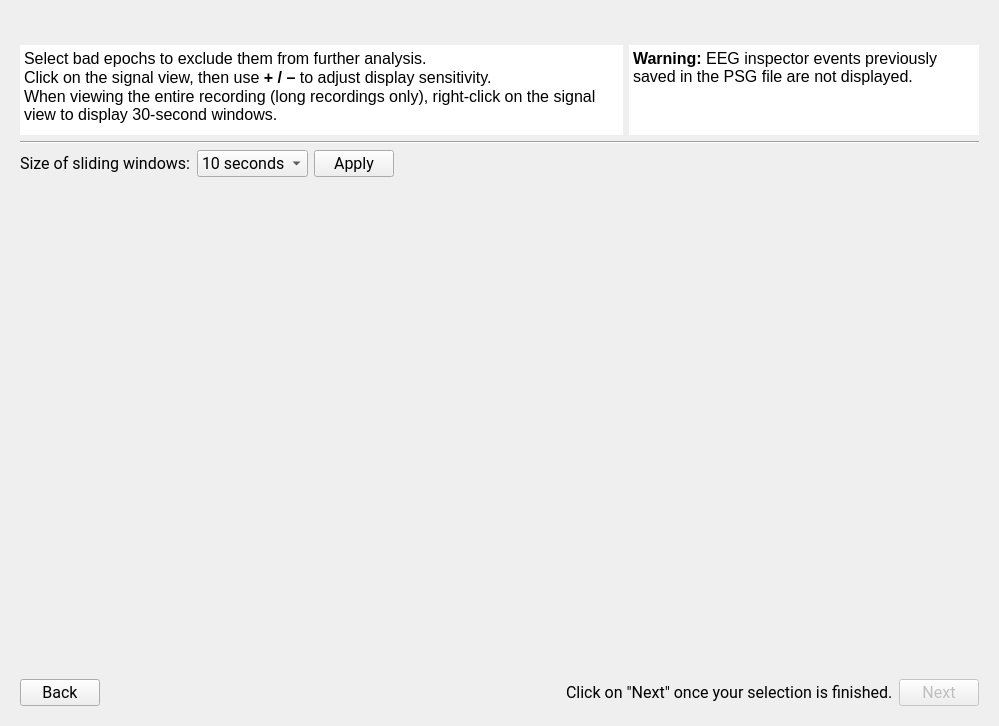
First picture: the form in apps/CEAMSApps/EEGInspector/ui/Ui_EEGInspectorView.ui, repository SnoozToolbox/snooz-package-ceams, before the edit.
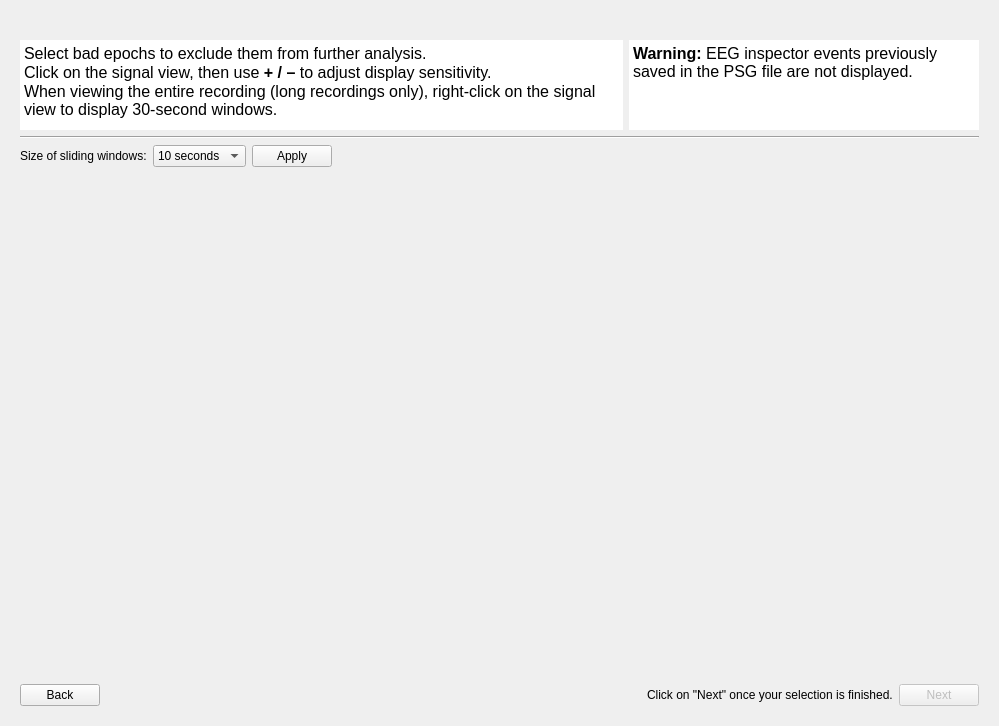
Second picture: the form after the edit. The open tabs and pages were chosen to show the change.

Commit message: Font step 4: forms without fonts of their own, look kept

What changed in the file:
```diff
--- a/apps/CEAMSApps/EEGInspector/ui/Ui_EEGInspectorView.ui
+++ b/apps/CEAMSApps/EEGInspector/ui/Ui_EEGInspectorView.ui
@@ -13,16 +13,11 @@
   <property name="windowTitle">
    <string>Form</string>
   </property>
-  <property name="styleSheet">
-   <string notr="true">font: 12pt &quot;Roboto&quot;;</string>
-  </property>
   <layout class="QVBoxLayout" name="verticalLayout_3">
    <item>
     <widget class="QLabel" name="file_name_label1">
      <property name="font">
       <font>
-       <family>Roboto</family>
-       <pointsize>12</pointsize>
        <italic>false</italic>
        <bold>false</bold>
       </font>
@@ -430,7 +425,7 @@
 hr { height: 1px; border-width: 0; }
 li.unchecked::marker { content: &quot;\2610&quot;; }
 li.checked::marker { content: &quot;\2612&quot;; }
-&lt;/style&gt;&lt;/head&gt;&lt;body style=&quot; font-family:'Roboto'; font-size:12pt; font-weight:400; font-style:normal;&quot;&gt;
+&lt;/style&gt;&lt;/head&gt;&lt;body style=&quot; font-size:12pt; font-weight:400; font-style:normal;&quot;&gt;
 &lt;p style=&quot; margin-top:0px; margin-bottom:0px; margin-left:0px; margin-right:0px; -qt-block-indent:0; text-indent:0px;&quot;&gt;Select bad epochs to exclude them from further analysis.&lt;/p&gt;
 &lt;p style=&quot; margin-top:0px; margin-bottom:0px; margin-left:0px; margin-right:0px; -qt-block-indent:0; text-indent:0px;&quot;&gt;Click on the signal view, then use &lt;span style=&quot; font-weight:700;&quot;&gt;+ / –&lt;/span&gt; to adjust display sensitivity.&lt;/p&gt;
 &lt;p style=&quot; margin-top:0px; margin-bottom:0px; margin-left:0px; margin-right:0px; -qt-block-indent:0; text-indent:0px;&quot;&gt;When viewing the entire recording (long recordings only), right-click on the signal view to display 30-second windows.&lt;/p&gt;&lt;/body&gt;&lt;/html&gt;</string>
@@ -464,7 +459,7 @@
 hr { height: 1px; border-width: 0; }
 li.unchecked::marker { content: &quot;\2610&quot;; }
 li.checked::marker { content: &quot;\2612&quot;; }
-&lt;/style&gt;&lt;/head&gt;&lt;body style=&quot; font-family:'Roboto'; font-size:12pt; font-weight:400; font-style:normal;&quot;&gt;
+&lt;/style&gt;&lt;/head&gt;&lt;body style=&quot; font-size:12pt; font-weight:400; font-style:normal;&quot;&gt;
 &lt;p style=&quot; margin-top:0px; margin-bottom:0px; margin-left:0px; margin-right:0px; -qt-block-indent:0; text-indent:0px;&quot;&gt;&lt;span style=&quot; font-weight:700;&quot;&gt;Warning:&lt;/span&gt; EEG inspector events previously saved in the PSG file are not displayed.&lt;/p&gt;&lt;/body&gt;&lt;/html&gt;</string>
            </property>
           </widget>
@@ -484,8 +479,6 @@
           <widget class="QLabel" name="desc_label32">
            <property name="font">
             <font>
-             <family>Roboto</family>
-             <pointsize>12</pointsize>
              <italic>false</italic>
              <bold>false</bold>
             </font>
@@ -499,8 +492,6 @@
           <widget class="QComboBox" name="Epoch_len_comboBox">
            <property name="font">
             <font>
-             <family>Roboto</family>
-             <pointsize>12</pointsize>
              <italic>false</italic>
              <bold>false</bold>
             </font>
@@ -521,8 +512,6 @@
           <widget class="QPushButton" name="ApplyButton">
            <property name="font">
             <font>
-             <family>Roboto</family>
-             <pointsize>12</pointsize>
              <italic>false</italic>
              <bold>false</bold>
             </font>
@@ -585,8 +574,6 @@
           <widget class="QPushButton" name="BackButton3">
            <property name="font">
             <font>
-             <family>Roboto</family>
-             <pointsize>12</pointsize>
              <italic>false</italic>
              <bold>false</bold>
             </font>
@@ -613,8 +600,6 @@
           <widget class="QLabel" name="desc_label_33">
            <property name="font">
             <font>
-             <family>Roboto</family>
-             <pointsize>12</pointsize>
              <italic>false</italic>
              <bold>false</bold>
             </font>
@@ -631,8 +616,6 @@
            </property>
            <property name="font">
             <font>
-             <family>Roboto</family>
-             <pointsize>12</pointsize>
              <italic>false</italic>
              <bold>false</bold>
             </font>
```
Left out of the diff: 28 changed lines with no effect on the pictures. The commit also changes 427 other files.
